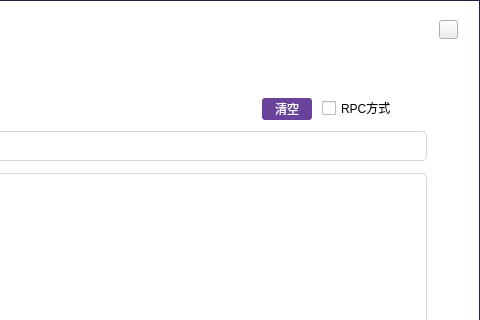
Old version of the form consolewidget.ui in the repository realm520/gdwcoin; both pictures show x 148 to 628 and y 0 to 320 of the 628 by 468 pixel window.
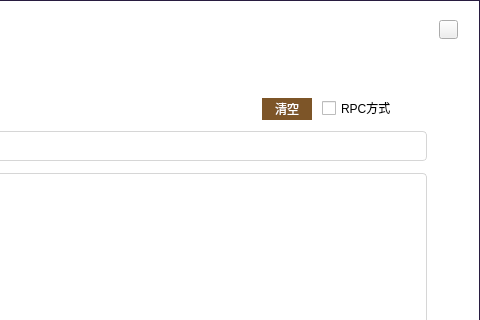
New version of the form.

Patch:
```diff
--- a/consolewidget.ui
+++ b/consolewidget.ui
@@ -107,8 +107,9 @@
     <font/>
    </property>
    <property name="styleSheet">
-    <string notr="true">QToolButton{background-color:rgb(105,67,155);color:#ffffff;border:none;border-radius:3px;}
-QToolButton:hover{background-color:rgb(125,87,180);}</string>
+    <string notr="true">QToolButton{background-color:rgb(125,85,40);color:#ffffff;border:none;border-radius:16px;}
+QToolButton:hover{background-color:rgb(185,150,85);}
+QToolButton:disabled{background-color:#cecece;}</string>
    </property>
    <property name="text">
     <string>清空</string>
```
